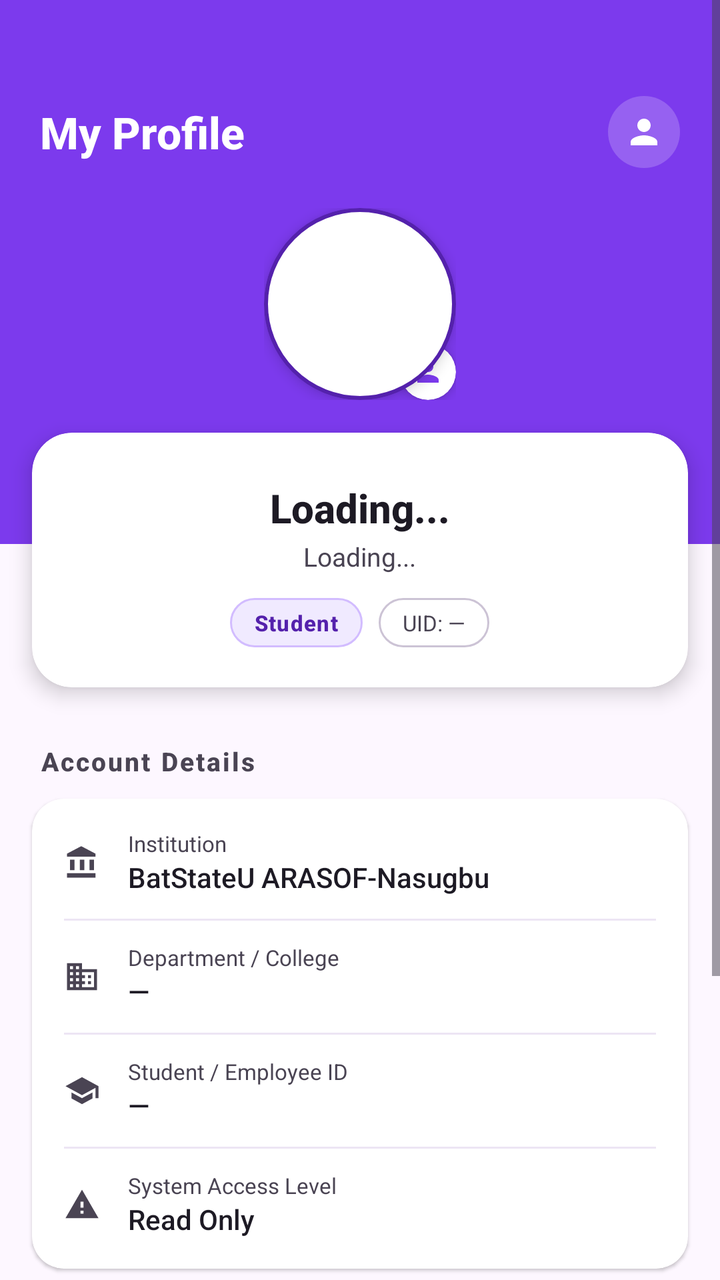
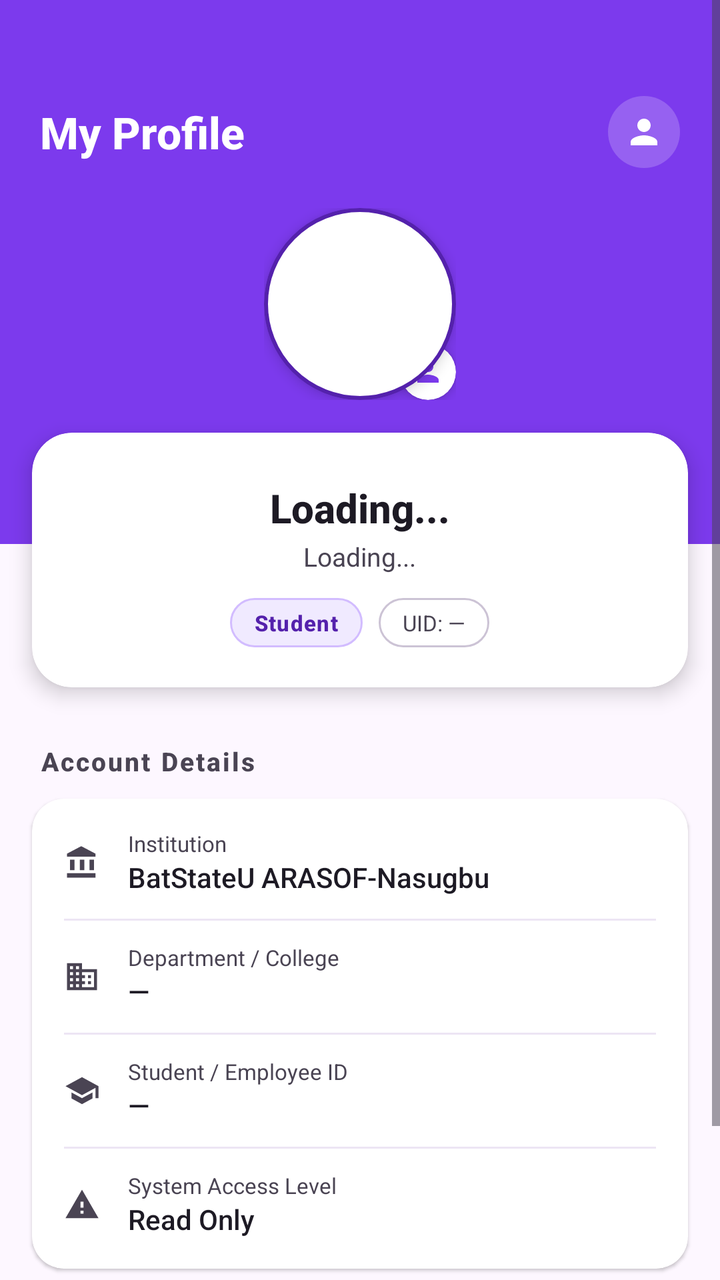

The first picture is an Android layout as it rendered before a commit; the second is the same layout after the commit. The layout source and the unified diff follow.
<!-- AndroidManifest.xml: application theme Theme.Araspointmap -->
<!-- res/layout/fragment_accont.xml -->
<?xml version="1.0" encoding="utf-8"?>
<ScrollView xmlns:android="http://schemas.android.com/apk/res/android"
    xmlns:app="http://schemas.android.com/apk/res-auto"
    android:layout_width="match_parent"
    android:layout_height="match_parent"
    android:background="@color/surface"
    android:fillViewport="true">

    <LinearLayout
        android:layout_width="match_parent"
        android:layout_height="wrap_content"
        android:orientation="vertical"
        android:paddingBottom="36dp">

        
        <androidx.cardview.widget.CardView
            android:layout_width="match_parent"
            android:layout_height="wrap_content"
            app:cardCornerRadius="0dp"
            app:cardElevation="0dp"
            app:cardBackgroundColor="#7C3AED">

            <LinearLayout
                android:layout_width="match_parent"
                android:layout_height="wrap_content"
                android:orientation="vertical"
                android:paddingHorizontal="20dp"
                android:paddingTop="48dp"
                android:paddingBottom="72dp"
                android:gravity="center_horizontal">

                
                <LinearLayout
                    android:layout_width="match_parent"
                    android:layout_height="wrap_content"
                    android:orientation="horizontal"
                    android:gravity="center_vertical"
                    android:layout_marginBottom="20dp">
                    <TextView
                        android:layout_width="0dp"
                        android:layout_height="wrap_content"
                        android:layout_weight="1"
                        android:text="My Profile"
                        android:textSize="22sp"
                        android:textStyle="bold"
                        android:textColor="#FFFFFF"
                        android:fontFamily="sans-serif-medium" />
                    
                    <ImageView
                        android:id="@+id/btnEditProfile"
                        android:layout_width="36dp"
                        android:layout_height="36dp"
                        android:background="@drawable/bg_circle_white_alpha"
                        android:src="@drawable/ic_person_m3"
                        android:padding="8dp"
                        app:tint="#FFFFFF"
                        android:clickable="true"
                        android:focusable="true"
                        android:contentDescription="Edit Profile" />
                </LinearLayout>

                
                <FrameLayout
                    android:layout_width="96dp"
                    android:layout_height="96dp">
                    <androidx.cardview.widget.CardView
                        android:layout_width="96dp"
                        android:layout_height="96dp"
                        app:cardCornerRadius="48dp"
                        app:cardElevation="4dp"
                        app:cardBackgroundColor="@android:color/transparent">
                        <ImageView
                            android:id="@+id/profileImage"
                            android:layout_width="match_parent"
                            android:layout_height="match_parent"
                            android:src="@drawable/user_icon"
                            android:scaleType="centerCrop"
                            android:clickable="true"
                            android:focusable="true"
                            android:contentDescription="Profile Photo" />
                    </androidx.cardview.widget.CardView>

                    
                    <androidx.cardview.widget.CardView
                        android:layout_width="28dp"
                        android:layout_height="28dp"
                        android:layout_gravity="bottom|end"
                        app:cardCornerRadius="14dp"
                        app:cardElevation="3dp"
                        app:cardBackgroundColor="#FFFFFF">
                        <ImageView
                            android:layout_width="16dp"
                            android:layout_height="16dp"
                            android:layout_gravity="center"
                            android:src="@drawable/ic_person_m3"
                            app:tint="#7C3AED"
                            android:contentDescription="Change photo" />
                    </androidx.cardview.widget.CardView>
                </FrameLayout>

            </LinearLayout>
        </androidx.cardview.widget.CardView>

        
        <androidx.cardview.widget.CardView
            android:layout_width="match_parent"
            android:layout_height="wrap_content"
            android:layout_marginHorizontal="16dp"
            android:layout_marginTop="-56dp"
            app:cardCornerRadius="20dp"
            app:cardElevation="6dp"
            app:cardBackgroundColor="@color/surface_container_lowest">

            <LinearLayout
                android:layout_width="match_parent"
                android:layout_height="wrap_content"
                android:orientation="vertical"
                android:padding="20dp"
                android:gravity="center_horizontal">

                
                <TextView
                    android:id="@+id/profileName"
                    android:layout_width="wrap_content"
                    android:layout_height="wrap_content"
                    android:text="Loading..."
                    android:textSize="20sp"
                    android:textStyle="bold"
                    android:textColor="@color/on_surface"
                    android:fontFamily="sans-serif-medium"
                    android:layout_marginTop="4dp" />

                
                <TextView
                    android:id="@+id/profileEmail"
                    android:layout_width="wrap_content"
                    android:layout_height="wrap_content"
                    android:text="Loading..."
                    android:textSize="13sp"
                    android:textColor="@color/on_surface_variant"
                    android:fontFamily="sans-serif"
                    android:layout_marginTop="2dp"
                    android:layout_marginBottom="12dp" />

                
                <LinearLayout
                    android:layout_width="wrap_content"
                    android:layout_height="wrap_content"
                    android:orientation="horizontal"
                    android:gravity="center_vertical">

                    <TextView
                        android:id="@+id/profileRole"
                        android:layout_width="wrap_content"
                        android:layout_height="wrap_content"
                        android:text="Student"
                        android:textSize="11sp"
                        android:textStyle="bold"
                        android:textColor="@color/primary"
                        android:fontFamily="sans-serif-medium"
                        android:paddingHorizontal="12dp"
                        android:paddingVertical="5dp"
                        android:background="@drawable/bg_chip_purple_light"
                        android:letterSpacing="0.04" />

                    <TextView
                        android:id="@+id/profileUid"
                        android:layout_width="wrap_content"
                        android:layout_height="wrap_content"
                        android:text="UID: —"
                        android:textSize="11sp"
                        android:textColor="@color/on_surface_variant"
                        android:fontFamily="sans-serif"
                        android:paddingHorizontal="12dp"
                        android:paddingVertical="5dp"
                        android:layout_marginStart="8dp"
                        android:background="@drawable/bg_badge_outline" />
                </LinearLayout>
            </LinearLayout>
        </androidx.cardview.widget.CardView>

        
        <TextView
            android:layout_width="wrap_content"
            android:layout_height="wrap_content"
            android:layout_marginHorizontal="20dp"
            android:layout_marginTop="28dp"
            android:layout_marginBottom="10dp"
            android:text="Account Details"
            android:textSize="13sp"
            android:textStyle="bold"
            android:textColor="@color/on_surface_variant"
            android:fontFamily="sans-serif-medium"
            android:letterSpacing="0.08" />

        <androidx.cardview.widget.CardView
            android:layout_width="match_parent"
            android:layout_height="wrap_content"
            android:layout_marginHorizontal="16dp"
            app:cardCornerRadius="16dp"
            app:cardElevation="1dp"
            app:cardBackgroundColor="@color/surface_container_lowest">

            <LinearLayout
                android:layout_width="match_parent"
                android:layout_height="wrap_content"
                android:orientation="vertical"
                android:paddingVertical="4dp">

                
                <LinearLayout
                    android:layout_width="match_parent"
                    android:layout_height="56dp"
                    android:orientation="horizontal"
                    android:gravity="center_vertical"
                    android:paddingHorizontal="16dp">
                    <ImageView
                        android:layout_width="18dp"
                        android:layout_height="18dp"
                        android:src="@drawable/ic_institution"
                        app:tint="@color/on_surface_variant" />
                    <LinearLayout
                        android:layout_width="0dp"
                        android:layout_height="wrap_content"
                        android:layout_weight="1"
                        android:orientation="vertical"
                        android:layout_marginStart="14dp">
                        <TextView
                            android:layout_width="wrap_content"
                            android:layout_height="wrap_content"
                            android:text="Institution"
                            android:textSize="11sp"
                            android:textColor="@color/on_surface_variant"
                            android:fontFamily="sans-serif" />
                        <TextView
                            android:id="@+id/profileCampus"
                            android:layout_width="wrap_content"
                            android:layout_height="wrap_content"
                            android:text="BatStateU ARASOF-Nasugbu"
                            android:textSize="14sp"
                            android:textColor="@color/on_surface"
                            android:fontFamily="sans-serif-medium" />
                    </LinearLayout>
                </LinearLayout>

                <View android:layout_width="match_parent" android:layout_height="1dp"
                    android:background="@color/surface_container_high"
                    android:layout_marginHorizontal="16dp" />

                
                <LinearLayout
                    android:layout_width="match_parent"
                    android:layout_height="56dp"
                    android:orientation="horizontal"
                    android:gravity="center_vertical"
                    android:paddingHorizontal="16dp">
                    <ImageView
                        android:layout_width="18dp"
                        android:layout_height="18dp"
                        android:src="@drawable/ic_corporate_fare"
                        app:tint="@color/on_surface_variant" />
                    <LinearLayout
                        android:layout_width="0dp"
                        android:layout_height="wrap_content"
                        android:layout_weight="1"
                        android:orientation="vertical"
                        android:layout_marginStart="14dp">
                        <TextView
                            android:layout_width="wrap_content"
                            android:layout_height="wrap_content"
                            android:text="Department / College"
                            android:textSize="11sp"
                            android:textColor="@color/on_surface_variant"
                            android:fontFamily="sans-serif" />
                        <TextView
                            android:id="@+id/profileDepartment"
                            android:layout_width="wrap_content"
                            android:layout_height="wrap_content"
                            android:text="—"
                            android:textSize="14sp"
                            android:textColor="@color/on_surface"
                            android:fontFamily="sans-serif-medium" />
                    </LinearLayout>
                </LinearLayout>

                <View android:layout_width="match_parent" android:layout_height="1dp"
                    android:background="@color/surface_container_high"
                    android:layout_marginHorizontal="16dp" />

                
                <LinearLayout
                    android:layout_width="match_parent"
                    android:layout_height="56dp"
                    android:orientation="horizontal"
                    android:gravity="center_vertical"
                    android:paddingHorizontal="16dp">
                    <ImageView
                        android:layout_width="18dp"
                        android:layout_height="18dp"
                        android:src="@drawable/ic_school_cap"
                        app:tint="@color/on_surface_variant" />
                    <LinearLayout
                        android:layout_width="0dp"
                        android:layout_height="wrap_content"
                        android:layout_weight="1"
                        android:orientation="vertical"
                        android:layout_marginStart="14dp">
                        <TextView
                            android:layout_width="wrap_content"
                            android:layout_height="wrap_content"
                            android:text="Student / Employee ID"
                            android:textSize="11sp"
                            android:textColor="@color/on_surface_variant"
                            android:fontFamily="sans-serif" />
                        <TextView
                            android:id="@+id/profileIdNumber"
                            android:layout_width="wrap_content"
                            android:layout_height="wrap_content"
                            android:text="—"
                            android:textSize="14sp"
                            android:textColor="@color/on_surface"
                            android:fontFamily="sans-serif-medium" />
                    </LinearLayout>
                </LinearLayout>

                <View android:layout_width="match_parent" android:layout_height="1dp"
                    android:background="@color/surface_container_high"
                    android:layout_marginHorizontal="16dp" />

                
                <LinearLayout
                    android:layout_width="match_parent"
                    android:layout_height="56dp"
                    android:orientation="horizontal"
                    android:gravity="center_vertical"
                    android:paddingHorizontal="16dp">
                    <ImageView
                        android:layout_width="18dp"
                        android:layout_height="18dp"
                        android:src="@drawable/ic_warning_shield"
                        app:tint="@color/on_surface_variant" />
                    <LinearLayout
                        android:layout_width="0dp"
                        android:layout_height="wrap_content"
                        android:layout_weight="1"
                        android:orientation="vertical"
                        android:layout_marginStart="14dp">
                        <TextView
                            android:layout_width="wrap_content"
                            android:layout_height="wrap_content"
                            android:text="System Access Level"
                            android:textSize="11sp"
                            android:textColor="@color/on_surface_variant"
                            android:fontFamily="sans-serif" />
                        <TextView
                            android:id="@+id/profileAccessLevel"
                            android:layout_width="wrap_content"
                            android:layout_height="wrap_content"
                            android:text="Read Only"
                            android:textSize="14sp"
                            android:textColor="@color/on_surface"
                            android:fontFamily="sans-serif-medium" />
                    </LinearLayout>
                </LinearLayout>
            </LinearLayout>
        </androidx.cardview.widget.CardView>

        
        <TextView
            android:id="@+id/labelAdminActions"
            android:layout_width="wrap_content"
            android:layout_height="wrap_content"
            android:layout_marginHorizontal="20dp"
            android:layout_marginTop="28dp"
            android:layout_marginBottom="10dp"
            android:text="Administration"
            android:textSize="13sp"
            android:textStyle="bold"
            android:textColor="@color/on_surface_variant"
            android:fontFamily="sans-serif-medium"
            android:letterSpacing="0.08"
            android:visibility="gone" />

        <com.google.android.material.button.MaterialButton
            android:id="@+id/btnCreateMaintenanceAccount"
            android:layout_width="match_parent"
            android:layout_height="52dp"
            android:layout_marginHorizontal="16dp"
            android:layout_marginBottom="10dp"
            android:text="Create Maintenance Account"
            android:textSize="14sp"
            android:textAllCaps="false"
            android:fontFamily="sans-serif-medium"
            style="@style/Widget.Material3.Button.OutlinedButton"
            app:strokeColor="@color/outline_variant"
            app:icon="@drawable/ic_person_m3"
            app:iconTint="@color/on_surface_variant"
            app:iconSize="18dp"
            android:textColor="@color/on_surface"
            android:visibility="gone" />

        
        <TextView
            android:layout_width="wrap_content"
            android:layout_height="wrap_content"
            android:layout_marginHorizontal="20dp"
            android:layout_marginTop="28dp"
            android:layout_marginBottom="10dp"
            android:text="Session"
            android:textSize="13sp"
            android:textStyle="bold"
            android:textColor="@color/on_surface_variant"
            android:fontFamily="sans-serif-medium"
            android:letterSpacing="0.08" />

        <androidx.cardview.widget.CardView
            android:layout_width="match_parent"
            android:layout_height="wrap_content"
            android:layout_marginHorizontal="16dp"
            app:cardCornerRadius="16dp"
            app:cardElevation="1dp"
            app:cardBackgroundColor="@color/surface_container_lowest">

            <LinearLayout
                android:id="@+id/btnLogout"
                android:layout_width="match_parent"
                android:layout_height="56dp"
                android:orientation="horizontal"
                android:gravity="center_vertical"
                android:paddingHorizontal="16dp"
                android:clickable="true"
                android:focusable="true"
                android:background="?attr/selectableItemBackground">
                <ImageView
                    android:layout_width="18dp"
                    android:layout_height="18dp"
                    android:src="@drawable/ic_arrow_forward"
                    app:tint="@color/error"
                    android:rotation="180" />
                <TextView
                    android:layout_width="0dp"
                    android:layout_height="wrap_content"
                    android:layout_marginStart="14dp"
                    android:text="Sign Out"
                    android:textSize="14sp"
                    android:textColor="@color/error"
                    android:fontFamily="sans-serif-medium" />
                <ImageView
                    android:layout_width="16dp"
                    android:layout_height="16dp"
                    android:src="@drawable/ic_arrow_forward"
                    app:tint="@color/error" />
            </LinearLayout>
        </androidx.cardview.widget.CardView>

        
        <TextView
            android:layout_width="wrap_content"
            android:layout_height="wrap_content"
            android:layout_gravity="center_horizontal"
            android:layout_marginTop="24dp"
            android:gravity="center"
            android:text="ArasPoint v1.0.4 Enterprise\nBatStateU Property Management Office"
            android:textSize="11sp"
            android:textColor="@color/outline"
            android:fontFamily="sans-serif"
            android:lineSpacingMultiplier="1.4"
            android:layout_marginHorizontal="20dp" />

    </LinearLayout>
</ScrollView>
<!-- resources referenced by this layout -->
<resources>
  <color name="error">#BA1A1A</color>
  <color name="on_surface">#1D1A24</color>
  <color name="on_surface_variant">#4A4453</color>
  <color name="outline">#7B7485</color>
  <color name="outline_variant">#CCC3D5</color>
  <color name="primary">#5421AC</color>
  <color name="surface">#FDF7FF</color>
  <color name="surface_container_high">#EDE5F4</color>
  <color name="surface_container_lowest">#FFFFFF</color>
  <!-- drawable bg_badge_outline (drawable) -->
  <?xml version="1.0" encoding="utf-8"?>
  <shape xmlns:android="http://schemas.android.com/apk/res/android"
      android:shape="rectangle">
      <solid android:color="@color/surface_container_lowest" />
      <stroke android:width="1dp" android:color="@color/outline_variant" />
      <corners android:radius="16dp" />
  </shape>
  <!-- drawable bg_chip_purple_light (drawable) -->
  <?xml version="1.0" encoding="utf-8"?>
  <shape xmlns:android="http://schemas.android.com/apk/res/android" android:shape="rectangle">
      <solid android:color="#F0EAFF" />
      <stroke android:width="1dp" android:color="#D2BCFF" />
      <corners android:radius="14dp" />
  </shape>
  <!-- drawable bg_circle_white_alpha (drawable) -->
  <?xml version="1.0" encoding="utf-8"?>
  <shape xmlns:android="http://schemas.android.com/apk/res/android" android:shape="oval">
      <solid android:color="#33FFFFFF" />
  </shape>
  <!-- drawable ic_arrow_forward (drawable) -->
  <vector xmlns:android="http://schemas.android.com/apk/res/android"
      android:width="24dp"
      android:height="24dp"
      android:viewportWidth="24"
      android:viewportHeight="24">
    <path
        android:fillColor="#FF000000"
        android:pathData="M12,4l-1.41,1.41L16.17,11H4v2h12.17l-5.58,5.59L12,20l8,-8z"/>
  </vector>
  <!-- drawable ic_institution (drawable) -->
  <vector xmlns:android="http://schemas.android.com/apk/res/android"
      android:width="24dp"
      android:height="24dp"
      android:viewportWidth="24"
      android:viewportHeight="24">
    <path
        android:fillColor="#FF000000"
        android:pathData="M4,10v7h3v-7H4zM10.5,10v7h3v-7h-3zM2,22h19v-3H2V22zM17,10v7h3v-7h-3zM11.5,1L2,6v2h19V6L11.5,1z"/>
  </vector>
  <!-- drawable ic_school_cap (drawable) -->
  <vector xmlns:android="http://schemas.android.com/apk/res/android"
      android:width="24dp"
      android:height="24dp"
      android:viewportWidth="24"
      android:viewportHeight="24">
    <path
        android:fillColor="#FF000000"
        android:pathData="M5,13.18v4L12,21l7,-3.82v-4L12,17L5,13.18zM12,3L1,9l11,6l9,-4.91V17h2V9L12,3z"/>
  </vector>
  <!-- drawable ic_warning_shield (drawable) -->
  <vector xmlns:android="http://schemas.android.com/apk/res/android"
      android:width="24dp"
      android:height="24dp"
      android:viewportWidth="24"
      android:viewportHeight="24">
    <path
        android:fillColor="#FF000000"
        android:pathData="M1,21h22L12,2 1,21zm12,-3h-2v-2h2v2zm0,-4h-2v-4h2v4z"/>
  </vector>
  <!-- drawable user_icon (drawable) -->
  <?xml version="1.0" encoding="utf-8"?>
  <shape xmlns:android="http://schemas.android.com/apk/res/android">
      <solid android:color="@color/white"/>
      <corners android:radius="360dp"/>
      <stroke android:width="2dp"
          android:color="@color/purple_4th"/>
  
  </shape>
  <style name="Theme.Araspointmap" parent="Base.Theme.Araspointmap" />
  <color name="white">#FFFFFFFF</color>
  <color name="purple_4th">#5421AC</color>
  <color name="on_primary">#FFFFFF</color>
  <color name="primary_container">#6C3FC5</color>
  <color name="on_primary_container">#DFCEFF</color>
  <color name="secondary">#6E47B8</color>
  <color name="on_secondary">#FFFFFF</color>
  <color name="secondary_container">#B088FE</color>
  <color name="surface_container_highest">#E7E0EE</color>
  <color name="on_error">#FFFFFF</color>
  <!-- unchanged entries left out for length: 3 -->
</resources>

<!-- the commit's change to res/layout/fragment_accont.xml (unified diff, before → after) -->
@@ -381,77 +381,24 @@
             android:letterSpacing="0.08"
             android:visibility="gone" />
 
+        
         <com.google.android.material.button.MaterialButton
             android:id="@+id/btnCreateMaintenanceAccount"
+            style="@style/Widget.Material3.Button.OutlinedButton"
             android:layout_width="match_parent"
             android:layout_height="52dp"
             android:layout_marginHorizontal="16dp"
             android:layout_marginBottom="10dp"
+            android:fontFamily="sans-serif-medium"
             android:text="Create Maintenance Account"
+            android:textAllCaps="false"
+            android:textColor="@color/on_surface"
             android:textSize="14sp"
-            android:textAllCaps="false"
-            android:fontFamily="sans-serif-medium"
-            style="@style/Widget.Material3.Button.OutlinedButton"
-            app:strokeColor="@color/outline_variant"
+            android:visibility="gone"
             app:icon="@drawable/ic_person_m3"
+            app:iconSize="18dp"
             app:iconTint="@color/on_surface_variant"
-            app:iconSize="18dp"
-            android:textColor="@color/on_surface"
-            android:visibility="gone" />
-
-        
-        <TextView
-            android:layout_width="wrap_content"
-            android:layout_height="wrap_content"
-            android:layout_marginHorizontal="20dp"
-            android:layout_marginTop="28dp"
-            android:layout_marginBottom="10dp"
-            android:text="Session"
-            android:textSize="13sp"
-            android:textStyle="bold"
-            android:textColor="@color/on_surface_variant"
-            android:fontFamily="sans-serif-medium"
-            android:letterSpacing="0.08" />
-
-        <androidx.cardview.widget.CardView
-            android:layout_width="match_parent"
-            android:layout_height="wrap_content"
-            android:layout_marginHorizontal="16dp"
-            app:cardCornerRadius="16dp"
-            app:cardElevation="1dp"
-            app:cardBackgroundColor="@color/surface_container_lowest">
-
-            <LinearLayout
-                android:id="@+id/btnLogout"
-                android:layout_width="match_parent"
-                android:layout_height="56dp"
-                android:orientation="horizontal"
-                android:gravity="center_vertical"
-                android:paddingHorizontal="16dp"
-                android:clickable="true"
-                android:focusable="true"
-                android:background="?attr/selectableItemBackground">
-                <ImageView
-                    android:layout_width="18dp"
-                    android:layout_height="18dp"
-                    android:src="@drawable/ic_arrow_forward"
-                    app:tint="@color/error"
-                    android:rotation="180" />
-                <TextView
-                    android:layout_width="0dp"
-                    android:layout_height="wrap_content"
-                    android:layout_marginStart="14dp"
-                    android:text="Sign Out"
-                    android:textSize="14sp"
-                    android:textColor="@color/error"
-                    android:fontFamily="sans-serif-medium" />
-                <ImageView
-                    android:layout_width="16dp"
-                    android:layout_height="16dp"
-                    android:src="@drawable/ic_arrow_forward"
-                    app:tint="@color/error" />
-            </LinearLayout>
-        </androidx.cardview.widget.CardView>
+            app:strokeColor="@color/outline_variant" />
 
         
         <TextView
<!-- resource entries referenced after the edit -->
@@ -29,16 +29,6 @@
   <shape xmlns:android="http://schemas.android.com/apk/res/android" android:shape="oval">
       <solid android:color="#33FFFFFF" />
   </shape>
-  <!-- drawable ic_arrow_forward (drawable) -->
-  <vector xmlns:android="http://schemas.android.com/apk/res/android"
-      android:width="24dp"
-      android:height="24dp"
-      android:viewportWidth="24"
-      android:viewportHeight="24">
-    <path
-        android:fillColor="#FF000000"
-        android:pathData="M12,4l-1.41,1.41L16.17,11H4v2h12.17l-5.58,5.59L12,20l8,-8z"/>
-  </vector>
   <!-- drawable ic_institution (drawable) -->
   <vector xmlns:android="http://schemas.android.com/apk/res/android"
       android:width="24dp"
